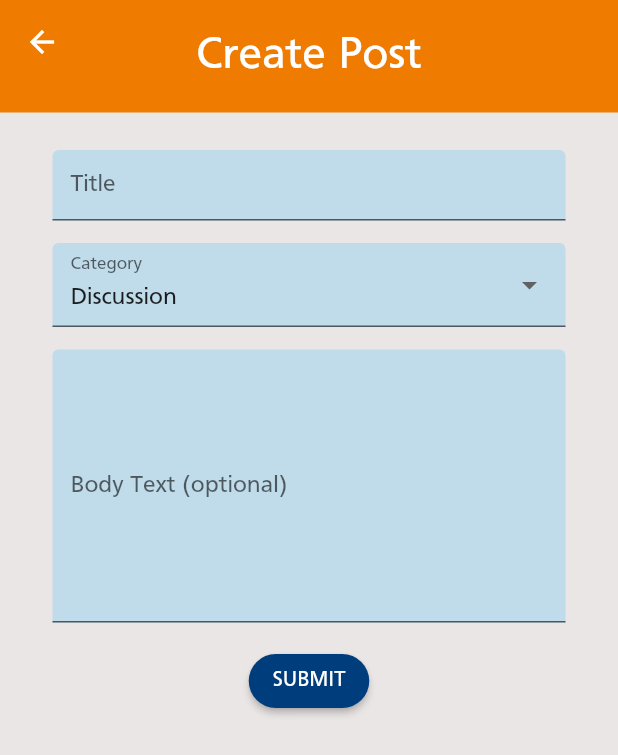
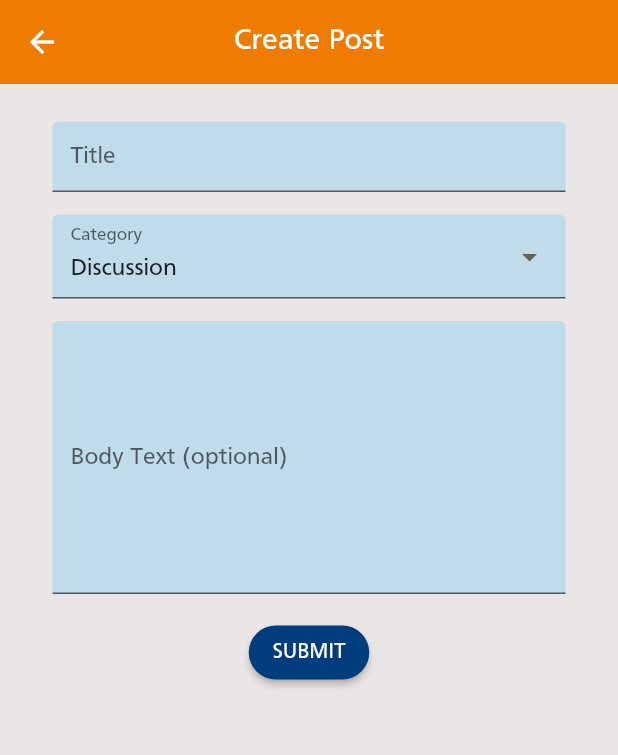
Before and after one commit to dylkaw/freshsoc, a Flutter app: the CreatePost screen opened by its route, on a phone screen of 412 x 824 dp. Shown: the top 755 px of the screen. Run offline on Flutter 3.47's test engine with Material 2 defaults, Android fonts, the phone set to English and light mode, and no system bars; our stand-ins replace cloud_firestore, firebase_auth, firebase_core, firebase_storage, flutter_spinkit, image_picker; accounts and stored records are empty; network calls fail.

Commit message:
Revert "Updating formatting for appbar on create_post.dart"
This reverts commit e32e82eb3a0d2f932d6e4f7beb5e262918e6b34a.

```diff
--- a/lib/screens/socialize/create_post.dart
+++ b/lib/screens/socialize/create_post.dart
@@ -28,24 +28,12 @@ class _CreatePostState extends State<CreatePost> {
   Widget build(BuildContext context) {
     return Scaffold(
         backgroundColor: const Color.fromARGB(255, 234, 230, 229),
-        appBar: PreferredSize(
-          preferredSize: Size.fromHeight(75),
-          child: AppBar(
-            flexibleSpace: SafeArea(
-              child: Column(
-                mainAxisAlignment: MainAxisAlignment.center,
-                children: [
-                  Text(
-                    'Create Post',
-                    style: TextStyle(fontSize: 30, color: Colors.white),
-                  ),
-                ],
-              ),
-            ),
-            centerTitle: true,
-            backgroundColor: nusOrange,
-            elevation: 0.0,
-          ),
+        appBar: AppBar(
+          backgroundColor: nusOrange,
+          elevation: 0.0,
+          title: const Text('Create Post'),
+          centerTitle: true,
+          leading: const BackButton(),
         ),
         body: SingleChildScrollView(
           child: Container(
```
